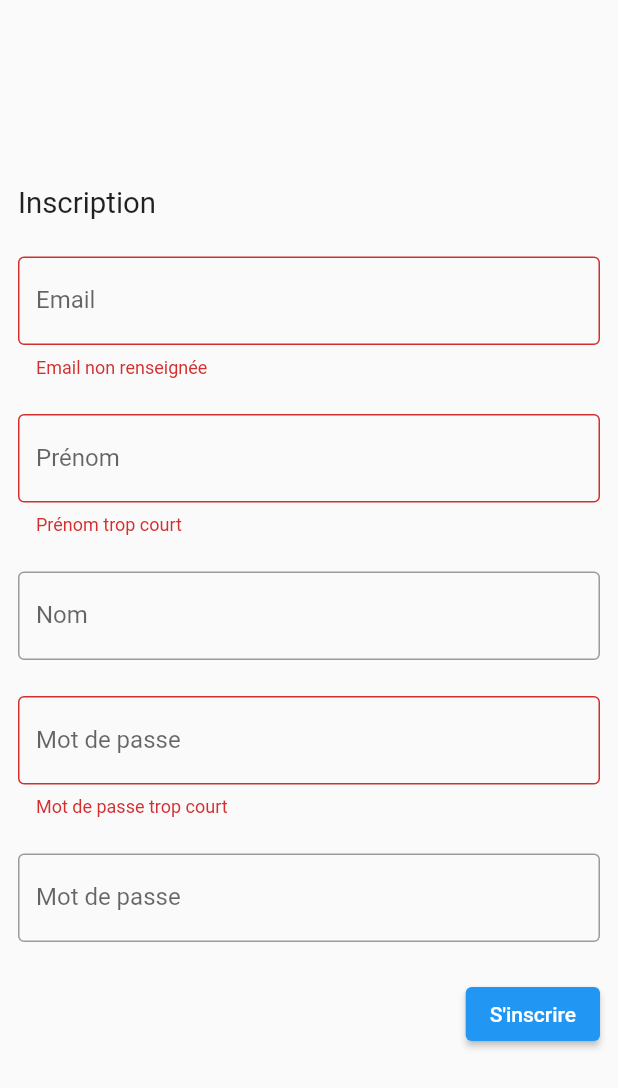
After one commit to LP-CIASIE/Atelier-2, a Flutter app: the SignUpPage screen opened directly, after a tap on "S'inscrire", on a phone screen of 412 x 824 dp. The commit adds this screen. Shown: the top 1088 px of the screen. Run offline on Flutter 3.47's test engine with Material 2 defaults, Android fonts, the phone set to English and light mode, and no system bars.

Commit message:
connexion (validator et design, sans logique et appel API)

```diff
--- a/flutter/lib/screen/home_screen.dart
+++ b/flutter/lib/screen/home_screen.dart
@@ -1,5 +1,6 @@
 import 'package:flutter/material.dart';
 import 'package:lp1_ciasie_atelier_2/screen/sign_in_screen.dart';
+import 'package:lp1_ciasie_atelier_2/screen/sign_up_screen.dart';
 
 class HomePage extends StatefulWidget {
   const HomePage({super.key});
@@ -29,6 +30,15 @@ class _HomePageState extends State<HomePage> {
           },
           child: const Text("Se connecter"),
         ),
+        ElevatedButton(
+          onPressed: () {
+            Navigator.push(
+              context,
+              MaterialPageRoute(builder: (context) => const SignUpPage()),
+            );
+          },
+          child: const Text("S'inscrire"),
+        ),
       ]),
     );
   }
--- /dev/null
+++ b/flutter/lib/screen/sign_up_screen.dart
@@ -0,0 +1,187 @@
+import 'package:flutter/material.dart';
+import 'package:lp1_ciasie_atelier_2/provider/session_provider.dart';
+import 'package:lp1_ciasie_atelier_2/screen/home_screen.dart';
+import 'package:provider/provider.dart';
+
+class SignUpPage extends StatefulWidget {
+  const SignUpPage({super.key});
+
+  @override
+  State<SignUpPage> createState() => _SignUpPageState();
+}
+
+class _SignUpPageState extends State<SignUpPage> {
+  final _formKey = GlobalKey<FormState>();
+  bool formPending = false;
+  String errorMessage = '';
+  final _emailController = TextEditingController();
+  final _lastnameController = TextEditingController();
+  final _firstnameController = TextEditingController();
+  final _passwordController = TextEditingController();
+  final _passwordConfirmController = TextEditingController();
+
+  Future<void> _submitForm(context) async {
+    setState(() {
+      formPending = true;
+      errorMessage = '';
+    });
+    // Map<String, dynamic> connection =
+    //     await Provider.of<SessionProvider>(context, listen: false)
+    //         .signUp(_emailController.text, _passwordController.text);
+
+    // if (connection['ok']) {
+    //   Navigator.push(
+    //     context,
+    //     MaterialPageRoute(builder: (context) => const HomePage()),
+    //   );
+    // } else {
+    //   setState(() {
+    //     formPending = false;
+    //     errorMessage = connection['message'];
+    //   });
+    // }
+  }
+
+  @override
+  Widget build(BuildContext context) {
+    return Scaffold(
+      body: Column(
+        mainAxisAlignment: MainAxisAlignment.center,
+        children: [
+          Padding(
+            padding: const EdgeInsets.all(12),
+            child: Form(
+              key: _formKey,
+              child: Column(
+                crossAxisAlignment: CrossAxisAlignment.stretch,
+                children: [
+                  const Padding(
+                    padding: EdgeInsets.symmetric(vertical: 12),
+                    child: Text(
+                      textAlign: TextAlign.start,
+                      'Inscription',
+                      style: TextStyle(fontSize: 19.6),
+                    ),
+                  ),
+                  Padding(
+                    padding: const EdgeInsets.symmetric(vertical: 12),
+                    child: TextFormField(
+                      controller: _emailController,
+                      validator: (value) {
+                        if (value == null || value.isEmpty) {
+                          return 'Email non renseignée';
+                        }
+                        final regex = RegExp(
+                            r"^[a-zA-Z0-9.a-zA-Z0-9.!#$%&'*+-/=?^_`{|}~]+@[a-zA-Z0-9]+\.[a-zA-Z]+");
+                        if (!regex.hasMatch(value)) {
+                          return 'Email invalide';
+                        }
+                        return null;
+                      },
+                      decoration: const InputDecoration(
+                        border: OutlineInputBorder(),
+                        labelText: 'Email',
+                      ),
+                    ),
+                  ),
+                  Padding(
+                    padding: const EdgeInsets.symmetric(vertical: 12),
+                    child: TextFormField(
+                      controller: _firstnameController,
+                      validator: (value) {
+                        if (value.toString().length < 2) {
+                          return 'Prénom trop court';
+                        }
+                        if (value == null || value.isEmpty) {
+                          return 'Prénom non renseigné';
+                        }
+                        return null;
+                      },
+                      decoration: const InputDecoration(
+                        border: OutlineInputBorder(),
+                        labelText: 'Prénom',
+                      ),
+                    ),
+                  ),
+                  Padding(
+                    padding: const EdgeInsets.symmetric(vertical: 12),
+                    child: TextFormField(
+                      controller: _lastnameController,
+                      decoration: const InputDecoration(
+                        border: OutlineInputBorder(),
+                        labelText: 'Nom',
+                      ),
+                    ),
+                  ),
+                  Padding(
+                    padding: const EdgeInsets.symmetric(vertical: 12),
+                    child: TextFormField(
+                      obscureText: true,
+                      controller: _passwordController,
+                      validator: (value) {
+                        if (value.toString().length < 8) {
+                          return 'Mot de passe trop court';
+                        }
+                        if (value == null || value.isEmpty) {
+                          return 'Mot de passe non renseigné';
+                        }
+                        return null;
+                      },
+                      decoration: const InputDecoration(
+                        border: OutlineInputBorder(),
+                        labelText: 'Mot de passe',
+                      ),
+                    ),
+                  ),
+                  Padding(
+                    padding: const EdgeInsets.symmetric(vertical: 12),
+                    child: TextFormField(
+                      obscureText: true,
+                      controller: _passwordConfirmController,
+                      validator: (value) {
+                        if (value.toString() != _passwordController.text) {
+                          return 'Mots de passe non identiques';
+                        }
+                        return null;
+                      },
+                      decoration: const InputDecoration(
+                        border: OutlineInputBorder(),
+                        labelText: 'Mot de passe',
+                      ),
+                    ),
+                  ),
+                  Visibility(
+                    visible: errorMessage != '',
+                    child: Padding(
+                      padding: const EdgeInsets.symmetric(vertical: 12),
+                      child: Text(
+                        errorMessage,
+                        textAlign: TextAlign.start,
+                        style: TextStyle(color: Colors.red),
+                      ),
+                    ),
+                  ),
+                  Padding(
+                    padding: const EdgeInsets.symmetric(vertical: 12),
+                    child: Container(
+                      alignment: Alignment.centerRight,
+                      child: ElevatedButton(
+                        onPressed: () async {
+                          if (_formKey.currentState!.validate()) {
+                            final BuildContext context = this.context;
+                            _submitForm(context);
+                          }
+                        },
+                        child: const Text("S'inscrire"),
+                      ),
+                    ),
+                  ),
+                ],
+              ),
+            ),
+          )
+        ],
+      ),
+    );
+  }
+}
```
